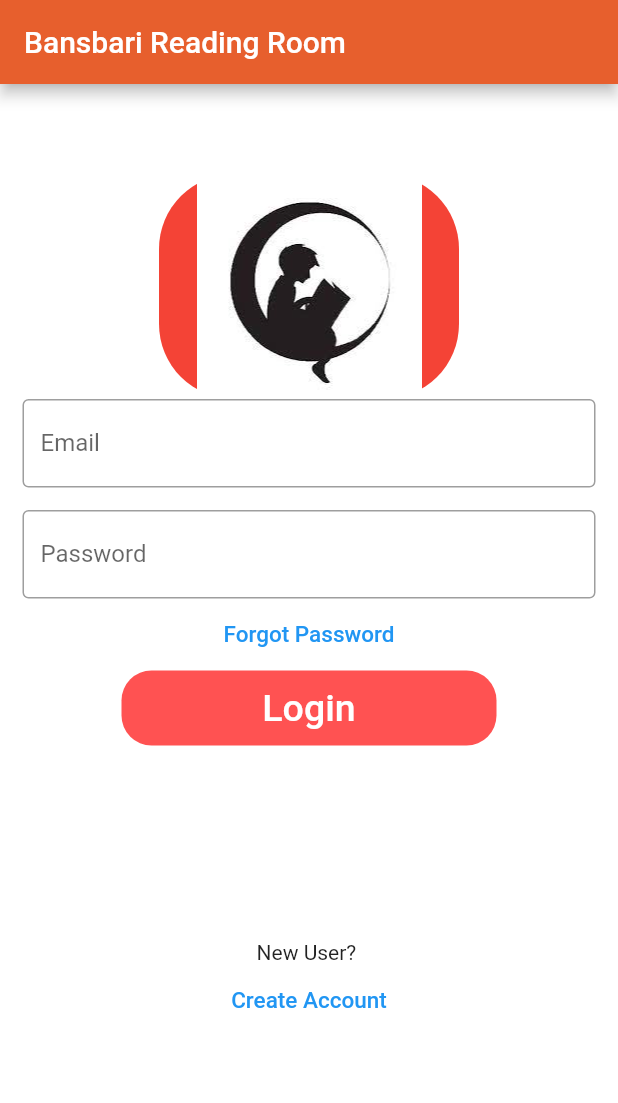
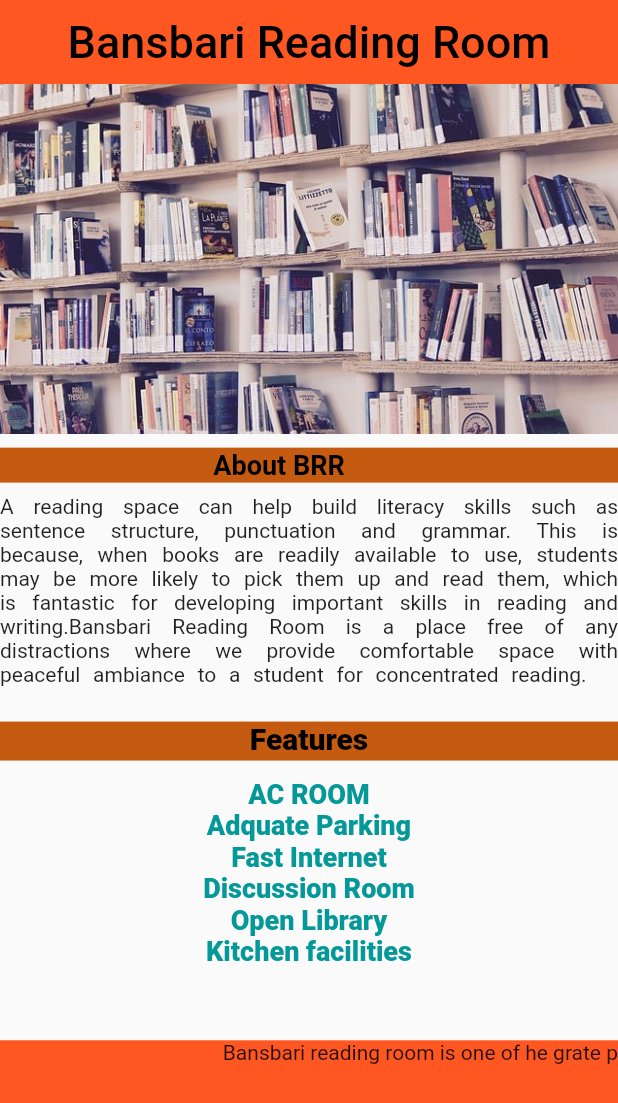
Before and after one commit to Saroj-Poudel/bansbarireadingroom, a Flutter app: the screen it shows after launch, on a phone screen of 412 x 824 dp. Shown: the top 1103 px of the screen. Run offline on Flutter 3.47's test engine with Material 2 defaults, Android fonts, the phone set to English and light mode, and no system bars; our stand-ins replace flutter_screenutil, google_maps_flutter; missing offline and left inert: dob_input_field.

Commit message:
changes with new layout

```diff
--- a/lib/loginpage.dart
+++ b/lib/loginpage.dart
@@ -1,5 +1,3 @@
-
-
 import 'package:bansbari_reading_room/registrationpage.dart';
 import 'package:flutter/material.dart';
 import 'home_page.dart';
@@ -16,7 +14,10 @@ class _LoginDemoState extends State<LoginDemo> {
       backgroundColor: Colors.white,
       appBar: AppBar(
         backgroundColor: Color(0xFFE75F2D),
-        title: Text("Bansbari Reading Room",style:TextStyle(fontSize: 20,color: Colors.white),),
+        title: Text(
+          "Bansbari Reading Room",
+          style: TextStyle(fontSize: 20, color: Colors.white),
+        ),
       ),
       body: SingleChildScrollView(
         child: Column(
@@ -48,7 +49,6 @@ class _LoginDemoState extends State<LoginDemo> {
                   left: 15.0, right: 15.0, top: 15, bottom: 0),
               //padding: EdgeInsets.symmetric(horizontal: 15),
               child: TextField(
-
                 obscureText: true,
                 decoration: InputDecoration(
                     border: OutlineInputBorder(),
@@ -56,20 +56,15 @@ class _LoginDemoState extends State<LoginDemo> {
                     hintText: 'Enter secure password'),
               ),
             ),
-            TextButton(
-              onPressed: (){
-                //TODO FORGOT PASSWORD SCREEN GOES HERE
-              },
-              child: Text(
-                'Forgot Password',
-                style: TextStyle(color: Colors.blue, fontSize: 15),
-              ),
+            SizedBox(
+              height: 15,
             ),
             Container(
               height: 50,
               width: 250,
               decoration: BoxDecoration(
-                  color: Colors.redAccent, borderRadius: BorderRadius.circular(20)),
+                  color: Colors.redAccent,
+                  borderRadius: BorderRadius.circular(20)),
               child: TextButton(
                 onPressed: () {
                   Navigator.push(
@@ -81,15 +76,24 @@ class _LoginDemoState extends State<LoginDemo> {
                 ),
               ),
             ),
+            TextButton(
+              onPressed: () {
+                //TODO FORGOT PASSWORD SCREEN GOES HERE
+              },
+              child: Text(
+                'Forgot Password',
+                style: TextStyle(color: Colors.blue, fontSize: 15),
+              ),
+            ),
             SizedBox(
-              height: 130,
+              height: 100,
             ),
             Text('New User? '),
-       TextButton(
-          onPressed: () {
-            Navigator.push(
-                context, MaterialPageRoute(builder: (_) => Registration()));
-          },
+            TextButton(
+              onPressed: () {
+                Navigator.push(
+                    context, MaterialPageRoute(builder: (_) => Registration()));
+              },
               child: Text(
                 'Create Account',
                 style: TextStyle(color: Colors.blue, fontSize: 15),
--- a/lib/main.dart
+++ b/lib/main.dart
@@ -1,8 +1,11 @@
 
 
 import 'package:bansbari_reading_room/home_page.dart';
+import 'package:bansbari_reading_room/showpage.dart';
 import 'package:flutter/material.dart';
+import 'package:flutter_screenutil/flutter_screenutil.dart';
 import 'loginpage.dart';
+
 
 void main(){
   runApp(Home());
@@ -12,9 +15,16 @@ class Home extends StatelessWidget {
 
   @override
   Widget build(BuildContext context) {
-    return MaterialApp(
-      debugShowCheckedModeBanner: false,
-      home: LoginDemo(),
+    return ScreenUtilInit(
+      designSize: const Size(411, 707),
+      minTextAdapt: true,
+      builder: (context , child) {
+        return MaterialApp(
+          debugShowCheckedModeBanner: false,
+          home: child,
+        );
+      },
+      child:  ShowPage(),
     );
   }
 }
--- /dev/null
+++ b/lib/models/features.dart
@@ -0,0 +1,20 @@
+
+
+
+class Features {
+
+  final String featurename;
+
+  Features({
+    required this.featurename
+
+  });
+}
+List<Features> features=[
+  Features(featurename: 'AC ROOM'),
+  Features(featurename: 'Adquate Parking'),
+  Features(featurename: 'Fast Internet'),
+  Features(featurename: 'Discussion Room'),
+  Features(featurename: 'Open Library'),
+  Features(featurename: 'Kitchen facilities'),
+];
--- /dev/null
+++ b/lib/models/user_student.dart
@@ -0,0 +1,26 @@
+class Students {
+  String name = 'Saroj Poudel';
+  String address = 'Ratnanagar-1, Chitwan';
+  String contact = '9855029847';
+  String email = 'evergreensaroj@gmail.com';
+  String gender = 'male';
+  String package = 'monthly';
+  String dob = '1992/08/29';
+  String psw = '123';
+  String cpsw = '123';
+
+  Students(
+      {required this.name,
+      required this.address,
+      required this.contact,
+      required this.email,
+      required this.gender,
+      required this.package,
+      required this.dob,
+      required this.psw,
+      required this.cpsw});
+
+  void signup() {}
+  void signin() {}
+  void forgetpassword() {}
+}
--- a/lib/registrationpage.dart
+++ b/lib/registrationpage.dart
@@ -167,13 +167,13 @@ class _RegistrationState extends State<Registration> {
                   Text('Choose Package'),
                   SizedBox(width: 20,),
                   DropdownButton<String>(
-                    items: <String>['Daily-RS300', 'Weakly-Rs1800', 'Monthly-RS7500', 'Quarterly-Rs20000','yearly-RS65000'].map((String option) {
+                    items: <String>['Daily-RS200', 'Weakly-Rs1000', 'Monthly-RS3000', 'Quarterly-Rs8000','yearly-RS30000'].map((String option) {
                       return DropdownMenuItem<String>(
                         value: option,
                         child: Text(option),
                       );
                     }).toList(),
-                    onChanged: (_) {},
+                    onChanged: (option) {},
                   ),
                 ],
               ),
--- /dev/null
+++ b/lib/showpage.dart
@@ -0,0 +1,126 @@
+import 'package:bansbari_reading_room/models/features.dart';
+import 'package:bansbari_reading_room/testimonial.dart';
+import 'package:flutter/material.dart';
+import 'package:flutter/rendering.dart';
+import 'package:flutter_screenutil/flutter_screenutil.dart';
+
+class ShowPage extends StatelessWidget {
+  const ShowPage({Key? key}) : super(key: key);
+
+  @override
+  Widget build(BuildContext context) {
+    final height=MediaQuery.of(context).size.height;
+    final width=MediaQuery.of(context).size.width;
+    print(height);
+    print(width);
+    return Scaffold(
+      appBar: AppBar(
+        elevation: 0,
+          backgroundColor: Colors.deepOrange,
+          title: Center(
+            child: Text('Bansbari Reading Room',style: TextStyle(color: Colors.black,fontSize: 30),),
+
+          )),
+      body: ListView(
+        children: [
+          Container(
+              height: 200.h,
+            width: double.infinity,
+            child: Image.asset('assets/images/libraryphoto.jpg',fit: BoxFit.cover,),
+          ),
+          SizedBox(height: 8.h,),
+          Column(
+            children: [
+              Container(
+                width: double.infinity,
+                color: Color(0xFFc55a11),
+                height: 20.h,
+                child: Padding(
+                  padding: EdgeInsets.only(right: 40,),
+                  child: Center(child: Text('About BRR',style: TextStyle(fontSize: 18.sp,color: Colors.black,fontWeight: FontWeight.bold),)),
+                ),),
+              SizedBox(height: 8,),
+              Container(
+                width: 500.w,
+                child: Text('A reading space can help build literacy skills such as sentence structure, punctuation and grammar. This is because, when books are readily available to use, '
+                    'students may be more likely to pick them up and read them, '
+                    'which is fantastic for developing important skills in reading '
+                    'and writing.Bansbari Reading Room is a place free of any distractions '
+                    'where we provide comfortable space with peaceful ambiance to '
+                    'a student for concentrated reading.',style: TextStyle(wordSpacing: 5),textAlign: TextAlign.justify),
+
+              ),
+            ],
+          ),
+          SizedBox(height: 20.h,),
+          //Text('Features',style: TextStyle(color:Color.fromRGBO(440, 50, 60, 0.9),fontSize: 40),),
+          Column(
+            children: [
+              Container(
+                color: Color(0xFFc55a11),
+                //height: 150.h,
+                width: double.infinity,
+                //color: Colors.cyan,
+                child: Padding(
+                  padding: const EdgeInsets.only(bottom: 3),
+                  child: Center(child: Text('Features',style: TextStyle(fontWeight: FontWeight.w900,fontSize: 20,color: Colors.black),)),
+                ),
+                ),
+            SizedBox(height: 10.h,),
+            Container(
+              height: 150.h,
+              child: ListView.builder(
+                scrollDirection: Axis.vertical,
+                  itemCount: features.length,
+                  itemBuilder: (context,index){
+                    //ScrollDirection:Axis.horizontal;
+return Column(
+  children: [
+        Center(child: Text(features[index].featurename,style: TextStyle(fontSize: 18.sp,color: Color(0xFF049898),fontWeight: FontWeight.w800),)),
+  ],
+);//#049B9B
+                  }
+                  ),
+
+                  ),
+              Container(
+                color: Colors.deepOrange,
+                height: 250.h,
+                child: ListView.builder(
+                    scrollDirection: Axis.horizontal,
+                    itemCount: testimonials.length,
+                    itemBuilder: (context,index)
+                {
+                  return Row(
+                    children: [
+                      Text(testimonials[index].imageUrl),
+                      Container(
+                        child: Column(
+                          children: [
+                            Text(testimonials[index].voice),
+                            Container(
+                              child: Row(
+                                children: [
+                                  Text(testimonials[index].sname),
+                                  SizedBox(width: 30.w),
+                                  Container(
+                                    width: 300.w,
+                                      child: Text(testimonials[index].scourse)),
+                                ],
+                              ),
+                            )
+                          ],
+                        ),
+                      )
+                    ],
+                  );
+                }),
+              )
+
+            ],
+          )
+        ],
+      ),
+    );
+  }
+}
--- /dev/null
+++ b/lib/testimonial.dart
@@ -0,0 +1,37 @@
+import 'dart:ui';
+
+import 'package:flutter/cupertino.dart';
+
+class Testimonial {
+  final String imageUrl;
+  final String voice;
+  final String sname;
+  final String scourse;
+  Testimonial({
+    required this.imageUrl,
+    required this.sname,
+    required this.scourse,
+    required this.voice,
+  });
+}
+
+List<Testimonial> testimonials = [
+  Testimonial(
+      imageUrl: 'assets/images/logo.jpg',
+      sname: 'ROHIT SHARMA',
+      scourse: 'MBBS',
+      voice:
+          'Bansbari reading room is one of he grate plateform to those who are willing to get ease environment for their study.I have spent 6 month their and got friendly environment from their.The features provided by the BRR is awesome and student oriented.I wish all the best for upcoming students as well and want to provide huge Thank you to the whole team of BRR.'),
+  Testimonial(
+      imageUrl: 'assets/images/logo.jpg',
+      sname: 'SAROJ POUDEL',
+      scourse: 'MCA',
+      voice:
+          'Bansbari reading room is one of he grate plateform to those who are willing to get ease environment for their study.I have spent 6 month their and got friendly environment from their.The features provided by the BRR is awesome and student oriented.I wish all the best for upcoming students as well and want to provide huge Thank you to the whole team of BRR.'),
+  Testimonial(
+      imageUrl: 'assets/images/logo.jpg',
+      sname: 'SAURAV GURAGAIN',
+      scourse: 'BTS',
+      voice:
+          'Bansbari reading room is one of he grate plateform to those who are willing to get ease environment for their study.I have spent 6 month their and got friendly environment from their.The features provided by the BRR is awesome and student oriented.I wish all the best for upcoming students as well and want to provide huge Thank you to the whole team of BRR.'),
+];
--- a/pubspec.yaml
+++ b/pubspec.yaml
@@ -36,12 +36,15 @@ dependencies:
   # The following adds the Cupertino Icons font to your application.
   # Use with the CupertinoIcons class for iOS style icons.
   cupertino_icons: ^1.0.2
+  flutter_screenutil: ^5.6.0
   design_tools: ^0.1.0
+  html: ^0.15.1
+
+
 
 dev_dependencies:
   flutter_test:
     sdk: flutter
-
   # The "flutter_lints" package below contains a set of recommended lints to
   # encourage good coding practices. The lint set provided by the package is
   # activated in the `analysis_options.yaml` file located at the root of your
@@ -49,6 +52,7 @@ dev_dependencies:
   # rules and activating additional ones.
   flutter_lints: ^2.0.0
   dob_input_field: ^2.0.0
+
 
 # For information on the generic Dart part of this file, see the
 # following page: https://dart.dev/tools/pub/pubspec
```
Also changed, not shown: lib/featurelist.dart (added, +45 -0 lines), lib/home_page.dart (+19 -60 lines), lib/home_screen.dart (deleted, +0 -234 lines), lib/view/testpage.dart (added, +44 -0 lines), assets/images/Fimg.jpg (added), lib/models/user_admin.dart (added), pubspec.lock, 1 other file.
